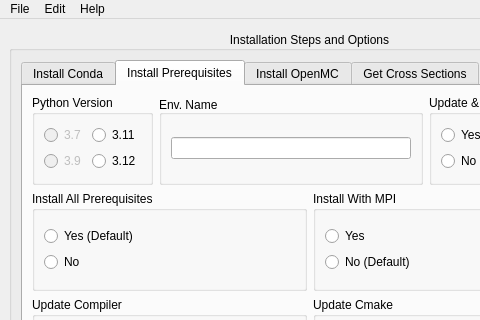
Old version of the form src/ui/GUI_Install.ui in the repository tarekbardouni/ERSN-OpenMC-Py; both pictures show x 0 to 480 and y 0 to 320 of the 1226 by 734 pixel window.
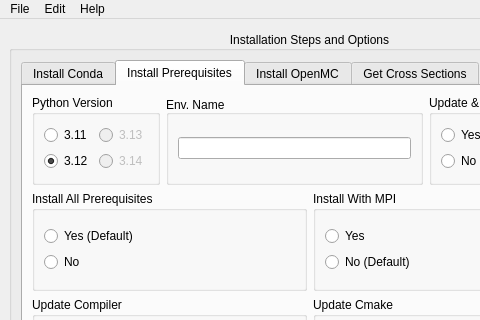
New version of the form. The open tabs and pages were chosen to show the change.

```diff
--- a/src/ui/GUI_Install.ui
+++ b/src/ui/GUI_Install.ui
@@ -846,38 +846,44 @@
                <layout class="QGridLayout" name="gridLayout_45">
                 <item row="0" column="0">
                  <layout class="QGridLayout" name="gridLayout_16">
-                  <item row="1" column="0">
-                   <widget class="QRadioButton" name="rB_py39_prerequis">
-                    <property name="enabled">
-                     <bool>false</bool>
-                    </property>
-                    <property name="text">
-                     <string>3.9</string>
-                    </property>
-                   </widget>
-                  </item>
-                  <item row="0" column="0">
-                   <widget class="QRadioButton" name="rB_py37_prerequis">
-                    <property name="enabled">
-                     <bool>false</bool>
-                    </property>
-                    <property name="text">
-                     <string>3.7</string>
-                    </property>
-                   </widget>
-                  </item>
                   <item row="0" column="1">
-                   <widget class="QRadioButton" name="rB_py311_prerequis">
+                   <widget class="QRadioButton" name="rB_py313_prerequis">
+                    <property name="enabled">
+                     <bool>false</bool>
+                    </property>
                     <property name="text">
-                     <string>3.11</string>
+                     <string>3.13</string>
                     </property>
                    </widget>
                   </item>
                   <item row="1" column="1">
+                   <widget class="QRadioButton" name="rB_py314_prerequis">
+                    <property name="enabled">
+                     <bool>false</bool>
+                    </property>
+                    <property name="text">
+                     <string>3.14</string>
+                    </property>
+                   </widget>
+                  </item>
+                  <item row="0" column="0">
+                   <widget class="QRadioButton" name="rB_py311_prerequis">
+                    <property name="text">
+                     <string>3.11</string>
+                    </property>
+                    <property name="checked">
+                     <bool>false</bool>
+                    </property>
+                   </widget>
+                  </item>
+                  <item row="1" column="0">
                    <widget class="QRadioButton" name="rB_py312_prerequis">
                     <property name="text">
                      <string>3.12</string>
                     </property>
+                    <property name="checked">
+                     <bool>true</bool>
+                    </property>
                    </widget>
                   </item>
                  </layout>
```
Left out of the diff: 32 changed lines with no effect on the pictures.
